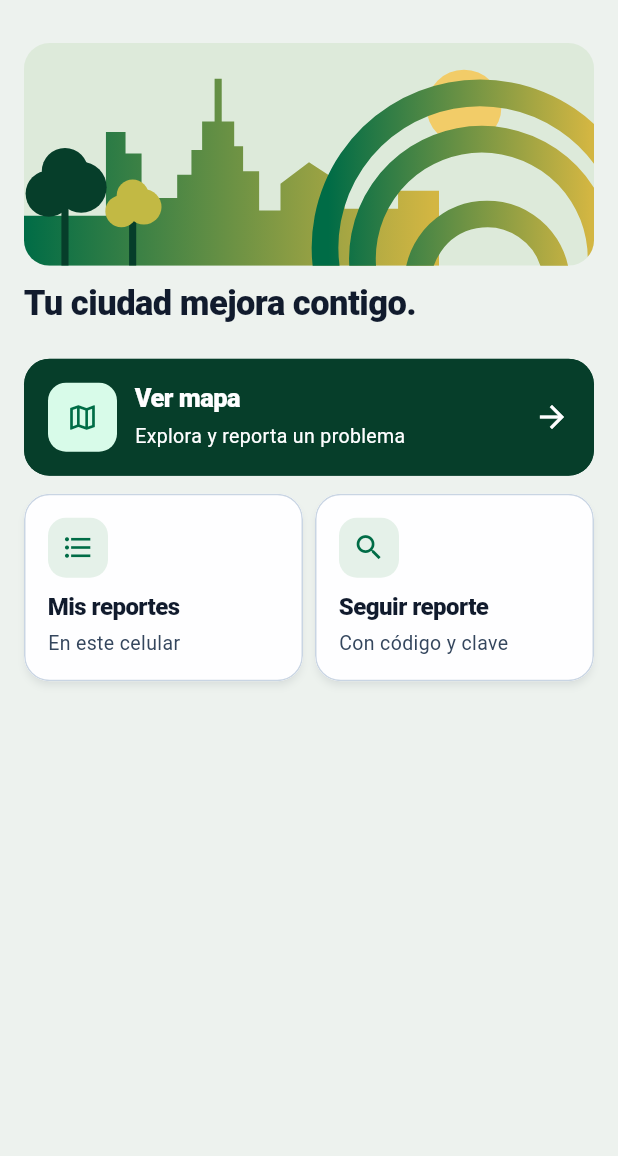
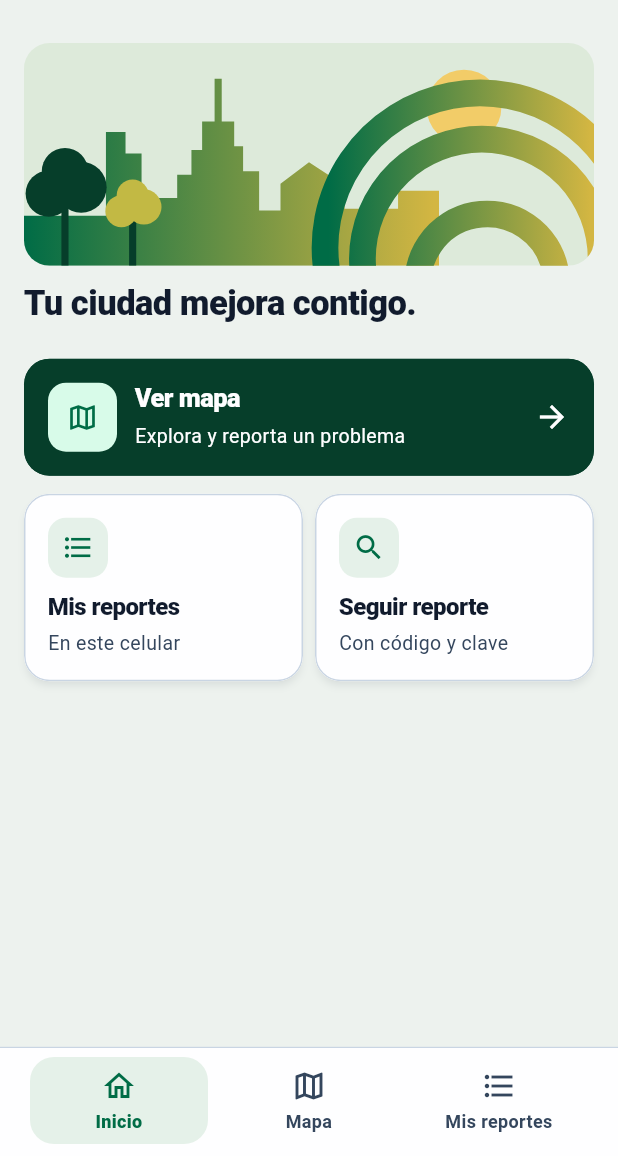
Before and after one commit to helendrg14-em/FIXA_app, a Flutter app: the screen it shows after launch, on a phone screen of 412 x 824 dp, the part 80-1236 px from its top. Run offline on Flutter 3.47's test engine with Material 3 defaults, Android fonts, the phone set to English and light mode, and no system bars; our stand-ins replace dio, flutter_image_compress, flutter_map, flutter_secure_storage, geolocator, go_router and 2 more; network calls fail.

Commit message:
feat(nav): cambié la barra inferior a Inicio, Mapa y Mis reportes

```diff
--- a/lib/ui/navegacion_fixa.dart
+++ b/lib/ui/navegacion_fixa.dart
@@ -9,15 +9,15 @@ class NavegacionFixa extends StatelessWidget {
   final String ruta;
   final Widget child;
 
+  // «Seguir reporte» se abre desde Inicio; la barra deja las tres pantallas principales.
   static const _destinos = [
+    ('/', 'Inicio', Icons.home_outlined),
     ('/mapa', 'Mapa', Icons.map_outlined),
-    ('/seguir', 'Seguir reporte', Icons.search_outlined),
     ('/mis-reportes', 'Mis reportes', Icons.format_list_bulleted),
   ];
 
   @override
   Widget build(BuildContext context) {
-    if (ruta == '/') return child;
     return Scaffold(
       body: child,
       bottomNavigationBar: Container(
@@ -89,7 +89,8 @@ class _Destino extends StatelessWidget {
                   textAlign: TextAlign.center,
                   style: TextStyle(
                     fontSize: 12,
-                    fontWeight: seleccionado ? FontWeight.w800 : FontWeight.w600,
+                    fontWeight:
+                        seleccionado ? FontWeight.w800 : FontWeight.w600,
                     color: color,
                   ),
                 ),
```
Also changed, not shown: 1 other file.
